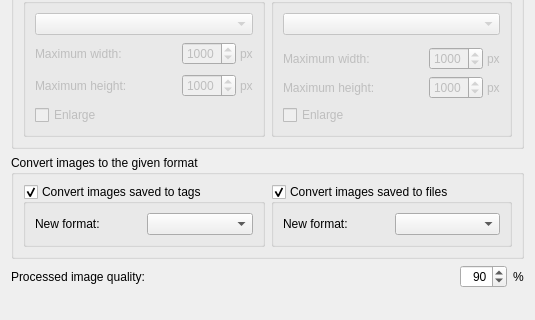
First picture: the form in ui/options_cover_processing.ui, repository metabrainz/picard, before the edit; both pictures show x 0 to 535 and y 155 to 475 of the 535 by 475 pixel window.
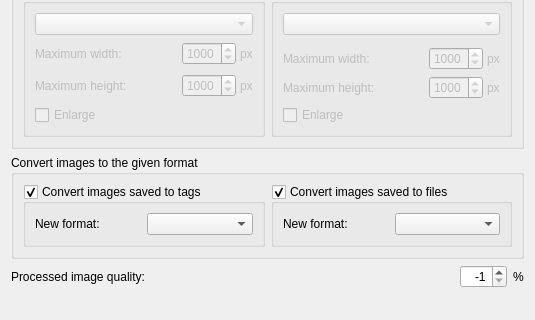
Second picture: the form after the edit.

```diff
--- a/ui/options_cover_processing.ui
+++ b/ui/options_cover_processing.ui
@@ -546,13 +546,13 @@
         <set>Qt::AlignmentFlag::AlignRight|Qt::AlignmentFlag::AlignTrailing|Qt::AlignmentFlag::AlignVCenter</set>
        </property>
        <property name="minimum">
-        <number>50</number>
+        <number>-1</number>
        </property>
        <property name="maximum">
         <number>100</number>
        </property>
        <property name="value">
-        <number>90</number>
+        <number>-1</number>
        </property>
       </widget>
      </item>
```
Left out of the diff: 4 changed lines with no effect on the pictures.
